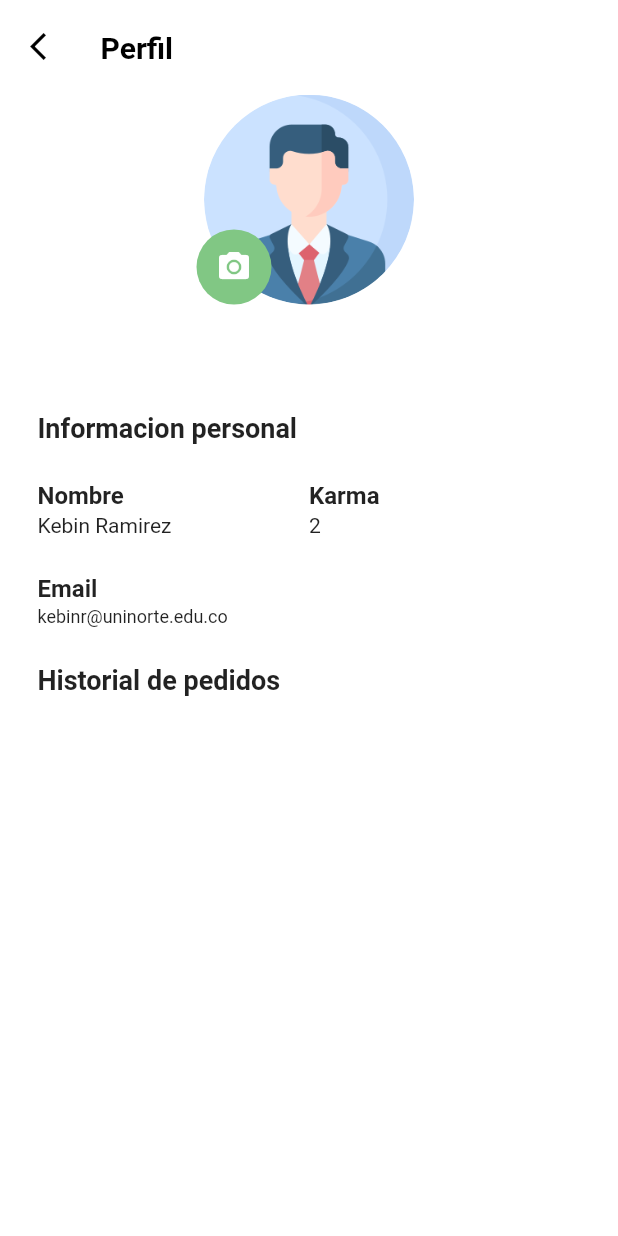
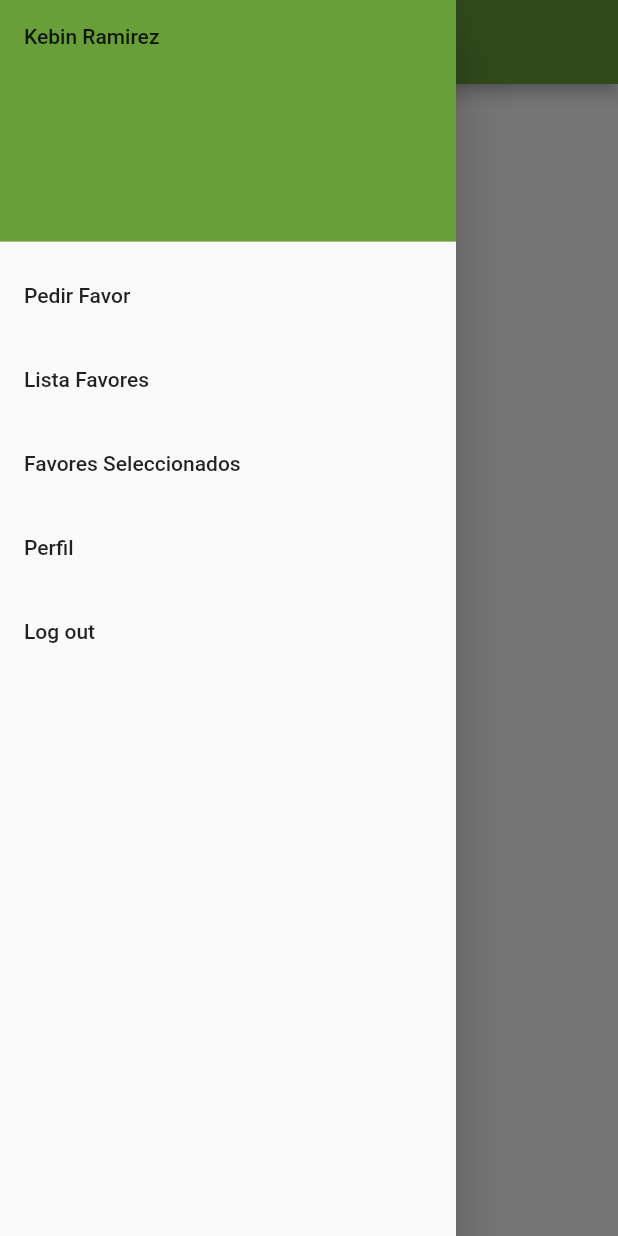
Before and after one commit to marvinel/karma_flutter, a Flutter app: the Perfil screen opened by its route, with the side drawer open (before the commit the screen has no drawer), on a phone screen of 412 x 824 dp. Run offline on Flutter 3.47's test engine with Material 2 defaults, Android fonts, the phone set to English and light mode, and no system bars; our stand-ins replace font_awesome_flutter; Roboto replaces fonts that are missing (sans-serif-light).

Commit message:
ultimos detalles

```diff
--- a/lib/widgets/login.dart
+++ b/lib/widgets/login.dart
@@ -86,7 +86,7 @@ class _MyHomePageState extends State<MyHomePage> {
               ),
               onPressed: () {
                 _status();
-                Navigator.of(context).pushNamed("/Fseleccionados");
+                Navigator.of(context).pushNamed("/Fpedidos");
               },
               child: Text(
                 "Login",
--- a/lib/widgets/perfil.dart
+++ b/lib/widgets/perfil.dart
@@ -1,24 +1,22 @@
 import 'package:flutter/material.dart';
 import 'package:flutter/cupertino.dart';
+import 'constants.dart';
 
 class Perfil extends StatefulWidget {
   @override
   MapScreenState createState() => MapScreenState();
 }
 
-class MapScreenState extends State<Perfil> with SingleTickerProviderStateMixin {
+class MapScreenState extends State<Perfil> {
   bool _status = false;
-  final FocusNode myFocusNode = FocusNode();
-
-  @override
-  void initState() {
-    // TODO: implement initState
-    super.initState();
-  }
 
   @override
   Widget build(BuildContext context) {
     return new Scaffold(
+      appBar: AppBar(
+        backgroundColor: mainColor,
+        title: Text('Perfil'),
+      ),
       body: new Container(
         color: Colors.white,
         child: new ListView(
@@ -31,29 +29,9 @@ class MapScreenState extends State<Perfil> with SingleTickerProviderStateMixin {
                   child: new Column(
                     children: <Widget>[
                       Padding(
-                        padding: EdgeInsets.only(left: 20.0, top: 20.0),
-                        child: new Row(
-                          crossAxisAlignment: CrossAxisAlignment.start,
-                          children: <Widget>[
-                            new Icon(
-                              Icons.arrow_back_ios,
-                              color: Colors.black,
-                              size: 22.0,
-                            ),
-                            Padding(
-                              padding: EdgeInsets.only(left: 25.0),
-                              child: new Text('Perfil',
-                                  style: TextStyle(
-                                      fontWeight: FontWeight.bold,
-                                      fontSize: 20.0,
-                                      fontFamily: 'sans-serif-light',
-                                      color: Colors.black)),
-                            )
-                          ],
-                        )),
-                    Padding(
                         padding: EdgeInsets.only(top: 20.0),
-                      child: new Stack(fit: StackFit.loose, children: <Widget>[
+                        child:
+                            new Stack(fit: StackFit.loose, children: <Widget>[
                           new Row(
                             crossAxisAlignment: CrossAxisAlignment.center,
                             mainAxisAlignment: MainAxisAlignment.center,
@@ -246,13 +224,48 @@ class MapScreenState extends State<Perfil> with SingleTickerProviderStateMixin {
             ),
           ],
         ),
-    ));
-  }
-
-  @override
-  void dispose() {
-    // Clean up the controller when the Widget is disposed
-    myFocusNode.dispose();
-    super.dispose();
+      ),
+      drawer: Drawer(
+        child: ListView(
+          padding: EdgeInsets.zero,
+          children: <Widget>[
+            DrawerHeader(
+              child: Text("Kebin Ramirez"),
+              decoration: BoxDecoration(color: mainColor),
+            ),
+            ListTile(
+              title: Text('Pedir Favor'),
+              onTap: () {
+                Navigator.of(context).pushNamed("/Fpedidos");
+              },
+            ),
+            ListTile(
+              title: Text('Lista Favores'),
+              onTap: () {
+                Navigator.of(context).pushNamed("/Flista");
+              },
+            ),
+            ListTile(
+              title: Text('Favores Seleccionados'),
+              onTap: () {
+                Navigator.of(context).pushNamed("/Fseleccionados");
+              },
+            ),
+            ListTile(
+              title: Text('Perfil'),
+              onTap: () {
+                Navigator.of(context).pushNamed("/perfil");
+              },
+            ),
+            ListTile(
+              title: Text('Log out'),
+              onTap: () {
+                Navigator.of(context).pushNamed("/login");
+              },
+            ),
+          ],
+        ),
+      ),
+    );
   }
 }
--- a/lib/widgets/registro.dart
+++ b/lib/widgets/registro.dart
@@ -125,7 +125,7 @@ class _MyRegistroPageState extends State<Registro> {
               ),
               onPressed: () {
                 _status();
-                Navigator.of(context).pushNamed("/login");
+                Navigator.of(context).pop();
               },
               child: Text(
                 "Registro",
```
Also changed, not shown: lib/widgets/favorLista.dart (+13 -8 lines), lib/widgets/favorPedido.dart (+38 -11 lines), lib/widgets/favoresSeleccionados.dart (+18 -18 lines). Lines whose indentation alone changed are shown as unchanged.
